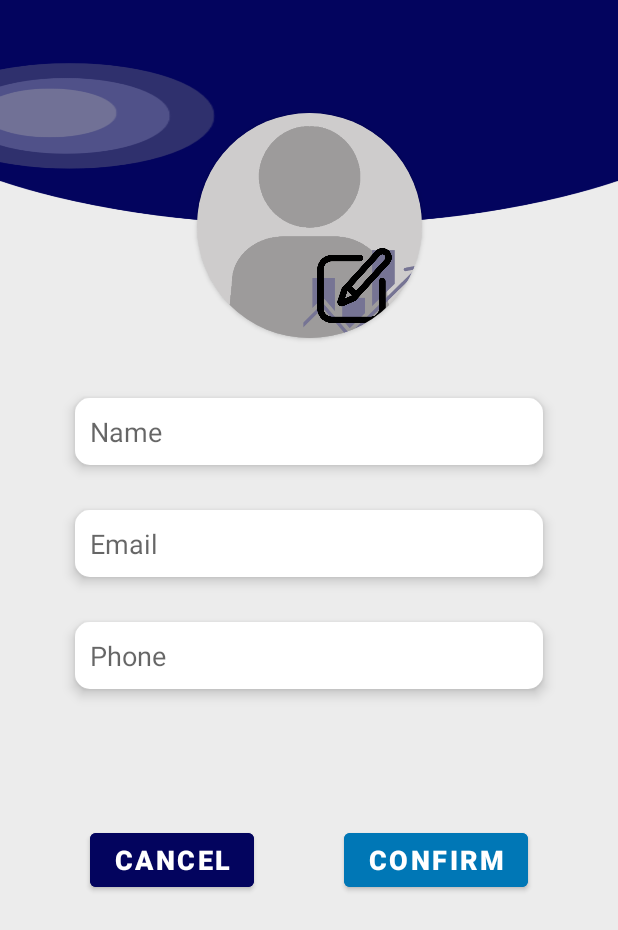
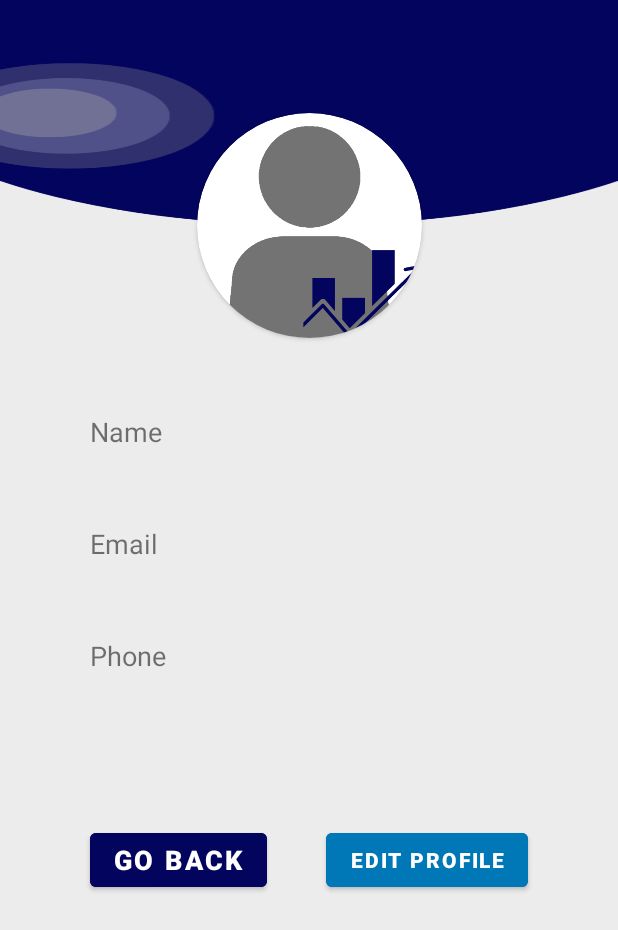
Before and after one commit to thomaswillix/ExpenseManager, an Android app: the fragment ProfileFragment shown on its own in the app's theme, on a phone screen of 412 x 824 dp. Shown: the top 930 px of the screen. Run offline under Robolectric (Android 15) with nearby library versions, the phone set to English and light mode, and no system bars; our stand-ins replace Firebase (no records; nobody signed in at launch, a user with empty details on screens opened directly); libraries missing offline, so code that uses them is left out: com.github.dhaval2404.imagepicker.

Commit message:
Edit Profile Changing the way that I edit profile info

```diff
--- a/app/src/main/java/com/example/expensemanager/ProfileEditModeFragment.kt
+++ b/app/src/main/java/com/example/expensemanager/ProfileFragment.kt
@@ -7,19 +7,21 @@ import android.graphics.Bitmap
 import android.graphics.BitmapFactory
 import android.net.Uri
 import android.os.Bundle
-import androidx.fragment.app.Fragment
 import android.view.LayoutInflater
 import android.view.View
 import android.view.ViewGroup
 import android.widget.Button
 import android.widget.EditText
 import android.widget.ImageView
+import android.widget.LinearLayout
 import android.widget.TextView
 import android.widget.Toast
 import androidx.core.net.toUri
+import androidx.fragment.app.Fragment
 import com.github.dhaval2404.imagepicker.ImagePicker
 import com.google.firebase.auth.FirebaseAuth
 import com.google.firebase.auth.FirebaseUser
+import com.google.firebase.auth.PhoneAuthCredential
 import com.google.firebase.auth.userProfileChangeRequest
 import com.google.firebase.database.DatabaseReference
 import com.google.firebase.database.FirebaseDatabase
@@ -29,7 +31,7 @@ import com.google.firebase.storage.StorageReference
 import java.io.File
 
 
-class ProfileEditModeFragment : Fragment() {
+class ProfileFragment : Fragment() {
     // TODO: Rename and change types of parameters
     private var param1: String? = null
     // Firebase
@@ -48,55 +50,40 @@ class ProfileEditModeFragment : Fragment() {
         savedInstanceState: Bundle?
     ): View? {
         // Inflate the layout for this fragment
-        myView  = inflater.inflate(R.layout.fragment_profile_edit_mode, container,false)
+        myView  = inflater.inflate(R.layout.fragment_profile, container,false)
         auth = FirebaseAuth.getInstance()
         databaseReference = FirebaseDatabase.getInstance().getReference("users")
         storageReference = FirebaseStorage.getInstance().getReference().child("Users").child(
             FirebaseAuth.getInstance().uid.toString())
-        /*super.onViewCreated(view, savedInstanceState)
+        super.onViewCreated(myView, savedInstanceState)
 
-        // Referencias a los elementos del layout
-        val viewModeLayout = view.findViewById<LinearLayout>(R.id.viewModeLayout)
-        val editModeLayout = view.findViewById<LinearLayout>(R.id.editModeLayout)
-        val btnEdit = view.findViewById<Button>(R.id.btnEdit)
-        val btnSave = view.findViewById<Button>(R.id.btnSave)
+        // ViewMode
+        val viewModeLayout = myView.findViewById<LinearLayout>(R.id.viewModeLayout)
+        val btnBack = myView.findViewById<Button>(R.id.back_profile_btn)
+        val btnEdit = myView.findViewById<Button>(R.id.edit_profile_btn)
 
-        val tvName = view.findViewById<TextView>(R.id.tvName)
-        val tvEmail = view.findViewById<TextView>(R.id.tvEmail)
-        val tvPhone = view.findViewById<TextView>(R.id.tvPhone)
-
-        val etName = view.findViewById<TextInputEditText>(R.id.etName)
-        val etEmail = view.findViewById<TextInputEditText>(R.id.etEmail)
-        val etPhone = view.findViewById<TextInputEditText>(R.id.etPhone)
+        //EditMode
+        val editModeLayout = myView.findViewById<LinearLayout>(R.id.editModeLayout)
+        val btnCancel = myView.findViewById<Button>(R.id.cancel_view_btn)
 
         // Mostrar la vista de perfil por defecto
         viewModeLayout.visibility = View.VISIBLE
         editModeLayout.visibility = View.GONE
 
+        btnBack.setOnClickListener {
+            activity?.finish()
+        }
         // Cambiar al modo de edición
         btnEdit.setOnClickListener {
+            getUserData(myView)
             viewModeLayout.visibility = View.GONE
             editModeLayout.visibility = View.VISIBLE
         }
-
-        // Guardar los cambios y volver al modo vista
-        btnSave.setOnClickListener {
-            val newName = etName.text.toString()
-            val newEmail = etEmail.text.toString()
-            val newPhone = etPhone.text.toString()
-
-            // Aquí podrías agregar validación para los campos
-
-            // Actualizar los datos en la vista de solo lectura
-            tvName.text = "Nombre: $newName"
-            tvEmail.text = "Correo: $newEmail"
-            tvPhone.text = "Teléfono: $newPhone"
-
-            // Volver al modo vista
+        btnCancel.setOnClickListener {
+            getUserData(myView)
+            editModeLayout.visibility = View.GONE
             viewModeLayout.visibility = View.VISIBLE
-            editModeLayout.visibility = View.GONE
-        }*/
-        getUserData(myView)
+        }
         return  myView
     }
 
@@ -116,29 +103,44 @@ class ProfileEditModeFragment : Fragment() {
     }
     fun getUserData(myView: View) {
         user = FirebaseAuth.getInstance().currentUser!!
-        val mName = myView.findViewById<EditText>(R.id.name_profile)
-        val mEmail = myView.findViewById<EditText>(R.id.email_profile)
-        profilePic = myView.findViewById(R.id.imageView2)
+        //ViewMode
+        val imageeViewMode = myView.findViewById<ImageView>(R.id.imageView2)
+
+        val tvName = myView.findViewById<TextView>(R.id.name_profileViewMode)
+        val tvEmail = myView.findViewById<TextView>(R.id.email_profileViewMode)
+        val tvPhone = myView.findViewById<TextView>(R.id.phone_profileViewMode)
+
+        //Edit Mode
+        profilePic = myView.findViewById<ImageView>(R.id.imageView_Edit)
+        val btnSave = myView.findViewById<Button>(R.id.confirm_info_btn)
+
+        val etName = myView.findViewById<EditText>(R.id.name_profile)
+        val etEmail = myView.findViewById<EditText>(R.id.email_profile)
+        val etPhone = myView.findViewById<EditText>(R.id.phone_profile)
+        //val number: PhoneAuthCredential
         getProfilePic(profilePic)
+        getProfilePic(imageeViewMode)
 
         var name = ""
         val email = user.email!!
-        if (user.displayName != null) {
-            name = user.displayName!!
-        } else{
-            name = email.substring(0, email.indexOf("@"))
+        var phone = ""
+        if (user.displayName != null) name = user.displayName!!
+        else name = email.substring(0, email.indexOf("@"))
+
+        if (user.phoneNumber != null) phone = user.phoneNumber.toString()
+
+        tvName.setText(name)
+        tvEmail.setText(email)
+        tvPhone.setText(phone)
+
+        etName.setText(name, TextView.BufferType.EDITABLE)
+        etEmail.setText(email, TextView.BufferType.EDITABLE)
+        etPhone.setText(phone, TextView.BufferType.EDITABLE)
+
+        btnSave.setOnClickListener {
+            changeDetails(etName.text.toString(), email)
         }
-        mName.setText(name, TextView.BufferType.EDITABLE)
-        mEmail.setText(email, TextView.BufferType.EDITABLE)
 
-        val btnConfirm = myView.findViewById<Button>(R.id.confirm_info_btn)
-        btnConfirm.setOnClickListener {
-            changeDetails(mName.text.toString(), email)
-        }
-        val btnBack = myView.findViewById<Button>(R.id.back_profile_btn)
-        btnBack.setOnClickListener {
-            //this.finish() // TODO
-        }
         profilePic.setOnClickListener {
             changeProfilePic()
         }
@@ -155,13 +157,14 @@ class ProfileEditModeFragment : Fragment() {
             }
         }catch (e : StorageException){}
     }
-    fun changeDetails(name: String, newEmail: String){
+    fun changeDetails(name: String, email: String){
         val profileUpdates = userProfileChangeRequest {
             displayName = name
         }
         val progressDialog = ProgressDialog(activity)
         progressDialog.setMessage("Please wait")
         progressDialog.show()
+        //user.updatePhoneNumber(phone)
         user.updateProfile(profileUpdates)
             .addOnCompleteListener { task ->
                 if (task.isSuccessful) {
--- a/app/src/main/res/layout/activity_edit_profile.xml
+++ b/app/src/main/res/layout/fragment_profile.xml
@@ -1,15 +1,15 @@
 <?xml version="1.0" encoding="utf-8"?>
-<androidx.constraintlayout.widget.ConstraintLayout xmlns:android="http://schemas.android.com/apk/res/android"
-    xmlns:app="http://schemas.android.com/apk/res-auto"
+<FrameLayout xmlns:android="http://schemas.android.com/apk/res/android"
     xmlns:tools="http://schemas.android.com/tools"
     android:layout_width="match_parent"
     android:layout_height="match_parent"
-    tools:context=".PersonalDataActivity"
+    xmlns:app="http://schemas.android.com/apk/res-auto"
+    tools:context=".ProfileFragment"
     android:background="#ececec">
 
     <!-- Vista de Perfil (Modo Vista) -->
     <LinearLayout
-        android:id="@+id/viewModeLayut"
+        android:id="@+id/viewModeLayout"
         android:layout_width="match_parent"
         android:layout_height="wrap_content"
         android:orientation="vertical"
@@ -263,4 +263,4 @@
         </androidx.constraintlayout.widget.ConstraintLayout>
     </LinearLayout>>
 
-</androidx.constraintlayout.widget.ConstraintLayout>
+</FrameLayout>
--- a/app/src/main/res/layout/fragment_profile_edit_mode.xml
+++ /dev/null
@@ -1,142 +0,0 @@
-<?xml version="1.0" encoding="utf-8"?>
-<FrameLayout xmlns:android="http://schemas.android.com/apk/res/android"
-    xmlns:tools="http://schemas.android.com/tools"
-    android:layout_width="match_parent"
-    android:layout_height="match_parent"
-    xmlns:app="http://schemas.android.com/apk/res-auto"
-    tools:context=".ProfileEditModeFragment"
-    android:background="#ececec">
-
-        <ScrollView
-            android:layout_width="match_parent"
-            android:layout_height="match_parent">
-            <LinearLayout
-                android:layout_width="match_parent"
-                android:layout_height="wrap_content"
-                android:orientation="vertical">
-
-                <androidx.constraintlayout.widget.ConstraintLayout
-                    android:layout_width="match_parent"
-                    android:layout_height="match_parent">
-
-                    <ImageView
-                        android:id="@+id/background"
-                        android:layout_width="wrap_content"
-                        android:layout_height="150dp"
-                        android:scaleType="fitXY"
-                        app:layout_constraintEnd_toEndOf="parent"
-                        app:layout_constraintHorizontal_bias="0.0"
-                        app:layout_constraintStart_toStartOf="parent"
-                        app:layout_constraintTop_toTopOf="parent"
-                        app:srcCompat="@drawable/background_profile" />
-
-                    <androidx.cardview.widget.CardView
-                        android:id="@+id/cardView1"
-                        android:layout_width="150dp"
-                        android:layout_height="150dp"
-                        app:cardCornerRadius="100dp"
-                        app:layout_constraintBottom_toBottomOf="@id/background"
-                        app:layout_constraintEnd_toEndOf="parent"
-                        app:layout_constraintStart_toStartOf="@id/background"
-                        app:layout_constraintTop_toBottomOf="@id/background">
-
-                        <ImageView
-                            android:id="@+id/imageView2"
-                            android:layout_width="match_parent"
-                            android:layout_height="match_parent"
-                            android:foreground="#A6B4B1B1"
-                            android:src="@drawable/pfp" />
-
-                        <ImageView
-                            android:id="@+id/edit"
-                            android:layout_width="50dp"
-                            android:layout_height="50dp"
-                            android:layout_gravity="bottom|right"
-                            android:layout_marginRight="20dp"
-                            android:layout_marginBottom="10dp"
-
-                            android:src="@drawable/edit" />
-                    </androidx.cardview.widget.CardView>
-
-                    <EditText
-                        android:id="@+id/name_profile"
-                        android:layout_width="match_parent"
-                        android:layout_height="wrap_content"
-                        android:layout_marginLeft="50dp"
-                        android:layout_marginTop="40dp"
-                        android:layout_marginRight="50dp"
-                        android:background="@drawable/btn_background_1"
-                        android:elevation="5dp"
-                        android:hint="Name"
-                        android:inputType="text"
-                        android:padding="10dp"
-                        app:layout_constraintEnd_toEndOf="@id/cardView1"
-                        app:layout_constraintStart_toStartOf="@id/cardView1"
-                        app:layout_constraintTop_toBottomOf="@+id/cardView1" />
-
-                    <EditText
-                        android:id="@+id/email_profile"
-                        android:layout_width="match_parent"
-                        android:layout_height="wrap_content"
-                        android:layout_marginLeft="50dp"
-                        android:layout_marginTop="30dp"
-                        android:layout_marginRight="50dp"
-                        android:background="@drawable/btn_background_1"
-                        android:elevation="5dp"
-                        android:hint="Email"
-                        android:inputType="textEmailAddress"
-                        android:padding="10dp"
-                        app:layout_constraintEnd_toEndOf="@id/name_profile"
-                        app:layout_constraintStart_toStartOf="@id/name_profile"
-                        app:layout_constraintTop_toBottomOf="@+id/name_profile" />
-
-                    <EditText
-                        android:id="@+id/phone_profile"
-                        android:layout_width="match_parent"
-                        android:layout_height="wrap_content"
-                        android:layout_marginLeft="50dp"
-                        android:layout_marginTop="30dp"
-                        android:layout_marginRight="50dp"
-                        android:background="@drawable/btn_background_1"
-                        android:elevation="5dp"
-                        android:hint="Phone"
-                        android:inputType="phone|number"
-                        android:padding="10dp"
-                        app:layout_constraintEnd_toEndOf="@id/name_profile"
-                        app:layout_constraintStart_toStartOf="@id/email_profile"
-                        app:layout_constraintTop_toBottomOf="@+id/email_profile" />
-
-                    <Button
-                        android:id="@+id/back_profile_view_btn"
-                        android:layout_width="wrap_content"
-                        android:layout_height="wrap_content"
-                        android:layout_marginStart="60dp"
-                        android:backgroundTint="@color/nav_header"
-                        android:text="Cancel"
-                        android:textSize="18sp"
-                        android:textStyle="bold"
-                        app:layout_constraintBottom_toBottomOf="parent"
-                        app:layout_constraintStart_toStartOf="parent"
-                        app:layout_constraintTop_toBottomOf="@+id/phone_profile"
-                        app:layout_constraintVertical_bias="1.0" />
-
-                    <Button
-                        android:id="@+id/confirm_info_btn"
-                        android:layout_width="wrap_content"
-                        android:layout_height="wrap_content"
-                        android:layout_marginTop="90dp"
-                        android:layout_marginEnd="60dp"
-                        android:backgroundTint="@color/azul_bonico"
-                        android:text="Confirm"
-                        android:textSize="18sp"
-                        android:textStyle="bold"
-                        app:layout_constraintBottom_toBottomOf="parent"
-                        app:layout_constraintEnd_toEndOf="parent"
-                        app:layout_constraintHorizontal_bias="1.0"
-                        app:layout_constraintStart_toEndOf="@+id/back_profile_view_btn"
-                        app:layout_constraintTop_toBottomOf="@+id/phone_profile" />
-
-                </androidx.constraintlayout.widget.ConstraintLayout>
-            </LinearLayout>
-        </ScrollView>
-</FrameLayout>
```
Also changed, not shown: app/src/main/java/com/example/expensemanager/PersonalDataActivity.kt (+5 -27 lines), app/src/main/java/com/example/expensemanager/ProfileViewModeFragment.kt (deleted, +0 -112 lines), app/src/main/res/layout/activity_personal_data.xml (added, +16 -0 lines), app/src/main/res/layout/fragment_profile_view_mode.xml (deleted, +0 -133 lines). Lines whose indentation alone changed are shown as unchanged.
